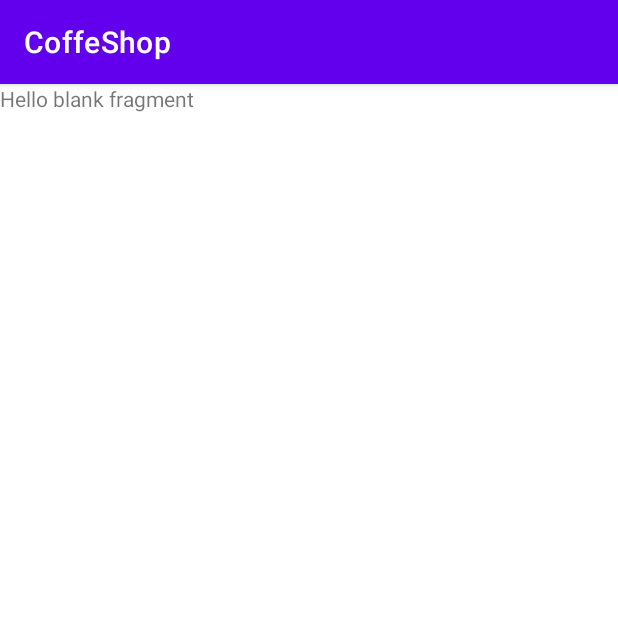
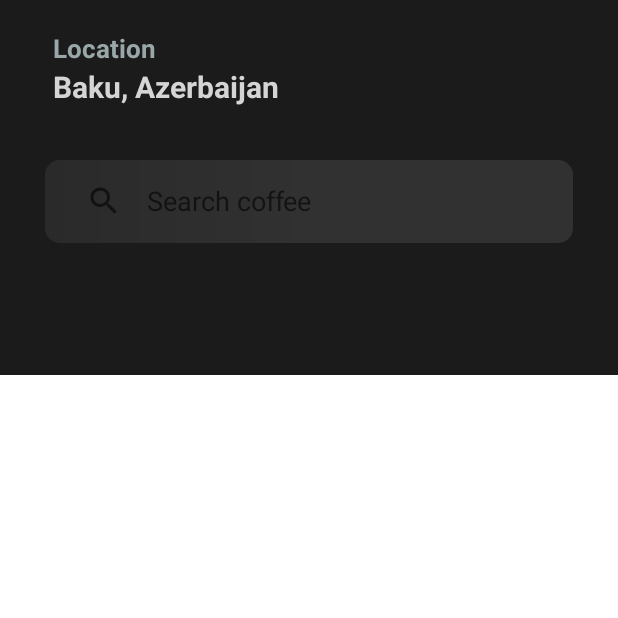
Before and after one commit to natiqhaciyef/CoffeeShop, an Android app: the fragment HomeFragment shown on its own in the app's theme, on a phone screen of 412 x 824 dp, the top half of it. Run offline under Robolectric (Android 15) with nearby library versions, the phone set to English and light mode, and no system bars.

Commit message:
Configuration and Design tools set up ready. Home Screen part of design ready

```diff
--- a/app/src/main/java/com/natiqhaciyef/coffeshop/ui/view/HomeFragment.kt
+++ b/app/src/main/java/com/natiqhaciyef/coffeshop/ui/view/HomeFragment.kt
@@ -5,6 +5,7 @@ import androidx.fragment.app.Fragment
 import android.view.LayoutInflater
 import android.view.View
 import android.view.ViewGroup
+import android.widget.SearchView
 import com.natiqhaciyef.coffeshop.R
 import com.natiqhaciyef.coffeshop.databinding.FragmentHomeBinding
 
@@ -21,6 +22,17 @@ class HomeFragment : Fragment() {
 
     override fun onViewCreated(view: View, savedInstanceState: Bundle?) {
         super.onViewCreated(view, savedInstanceState)
+        binding.searchBar.setOnQueryTextListener(object : SearchView.OnQueryTextListener {
+            override fun onQueryTextSubmit(query: String?): Boolean {
+                return false
+            }
 
+            override fun onQueryTextChange(newText: String?): Boolean {
+                newText?.let {
+//                    filterByName(newText)
+                }
+                return false
+            }
+        })
     }
 }
--- /dev/null
+++ b/app/src/main/res/drawable/custom_search.xml
@@ -0,0 +1,12 @@
+<?xml version="1.0" encoding="utf-8"?>
+<shape
+    xmlns:android="http://schemas.android.com/apk/res/android">
+    <solid android:color="@color/white"/>
+    <corners android:radius="10dp"/>
+    <gradient
+        android:type="linear"
+        android:startColor="@color/extra_light_black_1"
+        android:centerColor="@color/extra_light_black_2"
+        android:endColor="@color/extra_light_black_2"
+        />
+</shape>
--- /dev/null
+++ b/app/src/main/res/drawable/search_icon.xml
@@ -0,0 +1,10 @@
+<vector xmlns:android="http://schemas.android.com/apk/res/android"
+    android:width="24dp"
+    android:height="24dp"
+    android:tint="#FFFFFF"
+    android:viewportWidth="24"
+    android:viewportHeight="24">
+    <path
+        android:fillColor="@android:color/white"
+        android:pathData="M15.5,14h-0.79l-0.28,-0.27C15.41,12.59 16,11.11 16,9.5 16,5.91 13.09,3 9.5,3S3,5.91 3,9.5 5.91,16 9.5,16c1.61,0 3.09,-0.59 4.23,-1.57l0.27,0.28v0.79l5,4.99L20.49,19l-4.99,-5zM9.5,14C7.01,14 5,11.99 5,9.5S7.01,5 9.5,5 14,7.01 14,9.5 11.99,14 9.5,14z" />
+</vector>
--- a/app/src/main/res/layout/activity_splash_screen.xml
+++ b/app/src/main/res/layout/activity_splash_screen.xml
@@ -4,6 +4,18 @@
     xmlns:tools="http://schemas.android.com/tools"
     android:layout_width="match_parent"
     android:layout_height="match_parent"
+    android:background="@color/black"
     tools:context=".ui.view.SplashScreenActivity">
 
+    <ImageView
+        android:id="@+id/splashImage"
+        android:layout_width="match_parent"
+        android:layout_height="match_parent"
+        android:scaleType="fitStart"
+        android:src="@drawable/coffee_image"
+        app:layout_constraintTop_toTopOf="parent"
+        app:layout_constraintEnd_toEndOf="parent"
+        app:layout_constraintStart_toStartOf="parent"
+        app:layout_constraintBottom_toBottomOf="parent"
+     />
 </androidx.constraintlayout.widget.ConstraintLayout>
--- a/app/src/main/res/layout/fragment_home.xml
+++ b/app/src/main/res/layout/fragment_home.xml
@@ -1,14 +1,69 @@
 <?xml version="1.0" encoding="utf-8"?>
-<FrameLayout xmlns:android="http://schemas.android.com/apk/res/android"
+<androidx.constraintlayout.widget.ConstraintLayout xmlns:android="http://schemas.android.com/apk/res/android"
     xmlns:tools="http://schemas.android.com/tools"
     android:layout_width="match_parent"
     android:layout_height="match_parent"
+    xmlns:app="http://schemas.android.com/apk/res-auto"
     tools:context=".ui.view.HomeFragment">
 
-    <!-- TODO: Update blank fragment layout -->
+    <View
+        android:layout_width="match_parent"
+        android:layout_height="250dp"
+        android:background="@color/light_black"
+        app:layout_constraintTop_toTopOf="parent"
+        app:layout_constraintEnd_toEndOf="parent"
+        app:layout_constraintStart_toStartOf="parent"
+        />
+
     <TextView
+        android:id="@+id/locationText"
         android:layout_width="match_parent"
-        android:layout_height="match_parent"
-        android:text="@string/hello_blank_fragment" />
+        android:layout_height="wrap_content"
+        android:layout_marginTop="20dp"
+        android:layout_marginStart="35dp"
+        android:textSize="17sp"
+        android:textStyle="bold"
+        android:text="Location"
+        android:textColor="@color/gray"
+        app:layout_constraintStart_toStartOf="parent"
+        app:layout_constraintEnd_toEndOf="parent"
+        app:layout_constraintTop_toTopOf="parent"
+        />
 
-</FrameLayout>
+    <TextView
+        android:id="@+id/userLocation"
+        android:layout_width="match_parent"
+        android:layout_height="wrap_content"
+        android:layout_marginStart="35dp"
+        android:textSize="20sp"
+        android:textStyle="bold"
+        android:text="Baku, Azerbaijan"
+        android:textColor="@color/dark_white"
+        app:layout_constraintStart_toStartOf="parent"
+        app:layout_constraintEnd_toEndOf="parent"
+        app:layout_constraintTop_toBottomOf="@+id/locationText"
+        />
+
+    <android.widget.SearchView
+        android:id="@+id/searchBar"
+        android:layout_width="match_parent"
+        android:layout_height="55dp"
+        android:layout_marginStart="30dp"
+        android:layout_marginTop="35dp"
+        android:layout_marginEnd="30dp"
+        android:layout_marginBottom="10dp"
+        android:background="@drawable/custom_search"
+        android:drawableStart="@drawable/search_icon"
+        android:iconifiedByDefault="false"
+        android:outlineAmbientShadowColor="#F4F4F4"
+        android:outlineSpotShadowColor="#E1E1E1"
+        android:padding="7dp"
+        android:queryHint=" Search coffee"
+        android:queryBackground="@android:color/transparent"
+        android:textColorHint="@color/dark_white"
+        android:textSize="18sp"
+        app:layout_constraintTop_toBottomOf="@+id/userLocation"
+        app:layout_constraintStart_toStartOf="parent"
+        app:layout_constraintEnd_toEndOf="parent"
+        />
+</androidx.constraintlayout.widget.ConstraintLayout>
--- a/app/src/main/res/values-night/themes.xml
+++ b/app/src/main/res/values-night/themes.xml
@@ -12,5 +12,7 @@
         <!-- Status bar color. -->
         <item name="android:statusBarColor">?attr/colorPrimaryVariant</item>
         <!-- Customize your theme here. -->
+        <item name="windowActionBar">false</item>
+        <item name="windowNoTitle">true</item>
     </style>
 </resources>
--- a/app/src/main/res/values/colors.xml
+++ b/app/src/main/res/values/colors.xml
@@ -5,6 +5,43 @@
     <color name="purple_700">#FF3700B3</color>
     <color name="teal_200">#FF03DAC5</color>
     <color name="teal_700">#FF018786</color>
-    <color name="black">#FF000000</color>
-    <color name="white">#FFFFFFFF</color>
+
+    <!-- Custom App Colors -->
+    <color name="light_red">#F84D4D</color>
+    <color name="red">#FF0000</color>
+    <color name="dark_red">#880404</color>
+
+    <color name="light_blue">#5FB2FB</color>
+    <color name="blue">#0088FF</color>
+    <color name="dark_blue">#004785</color>
+
+    <color name="light_yellow">#FFE054</color>
+    <color name="yellow">#FFD000</color>
+    <color name="dark_yellow">#987C00</color>
+
+    <color name="light_orange">#FD9749</color>
+    <color name="orange">#F16800</color>
+    <color name="dark_orange">#873D04</color>
+
+    <color name="light_purple">#A173FF</color>
+    <color name="purple">#5E35B1</color>
+    <color name="dark_purple">#3C148F</color>
+
+    <color name="light_pink">#DC65FB</color>
+    <color name="pink">#A521C8</color>
+    <color name="dark_pink">#691580</color>
+
+    <color name="light_green">#7CB342</color>
+    <color name="green">#429145</color>
+    <color name="dark_green">#286A2B</color>
+
+    <color name="light_black">#1b1b1b</color>
+    <color name="extra_light_black_1">#2a2a2a</color>
+    <color name="extra_light_black_2">#313131</color>
+    <color name="gray">#9aa7a8</color>
+    <color name="brown">#c67c4e</color>
+    <color name="dark_white">#D5D5D5</color>
+
+    <color name="black">#000000</color>
+    <color name="white">#FFFFFF</color>
 </resources>
--- a/app/src/main/res/values/themes.xml
+++ b/app/src/main/res/values/themes.xml
@@ -2,7 +2,7 @@
     <!-- Base application theme. -->
     <style name="Theme.CoffeShop" parent="Theme.MaterialComponents.DayNight.DarkActionBar">
         <!-- Primary brand color. -->
-        <item name="colorPrimary">@color/purple_500</item>
+        <item name="colorPrimary">@color/white</item>
         <item name="colorPrimaryVariant">@color/purple_700</item>
         <item name="colorOnPrimary">@color/white</item>
         <!-- Secondary brand color. -->
@@ -10,7 +10,9 @@
         <item name="colorSecondaryVariant">@color/teal_700</item>
         <item name="colorOnSecondary">@color/black</item>
         <!-- Status bar color. -->
-        <item name="android:statusBarColor">?attr/colorPrimaryVariant</item>
+        <item name="android:statusBarColor">@color/black</item>
         <!-- Customize your theme here. -->
+        <item name="windowActionBar">false</item>
+        <item name="windowNoTitle">true</item>
     </style>
 </resources>
```
Also changed, not shown: app/src/main/res/drawable/coffee_image.jpg (deleted), app/src/main/res/drawable/coffee_image.png (added).
